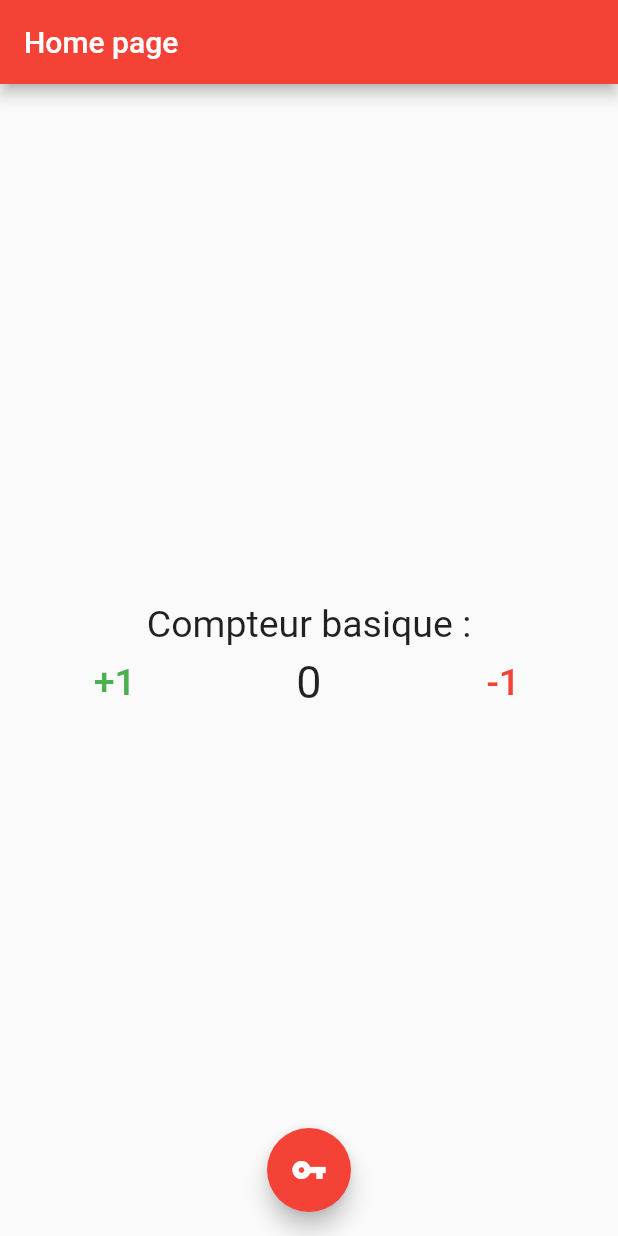
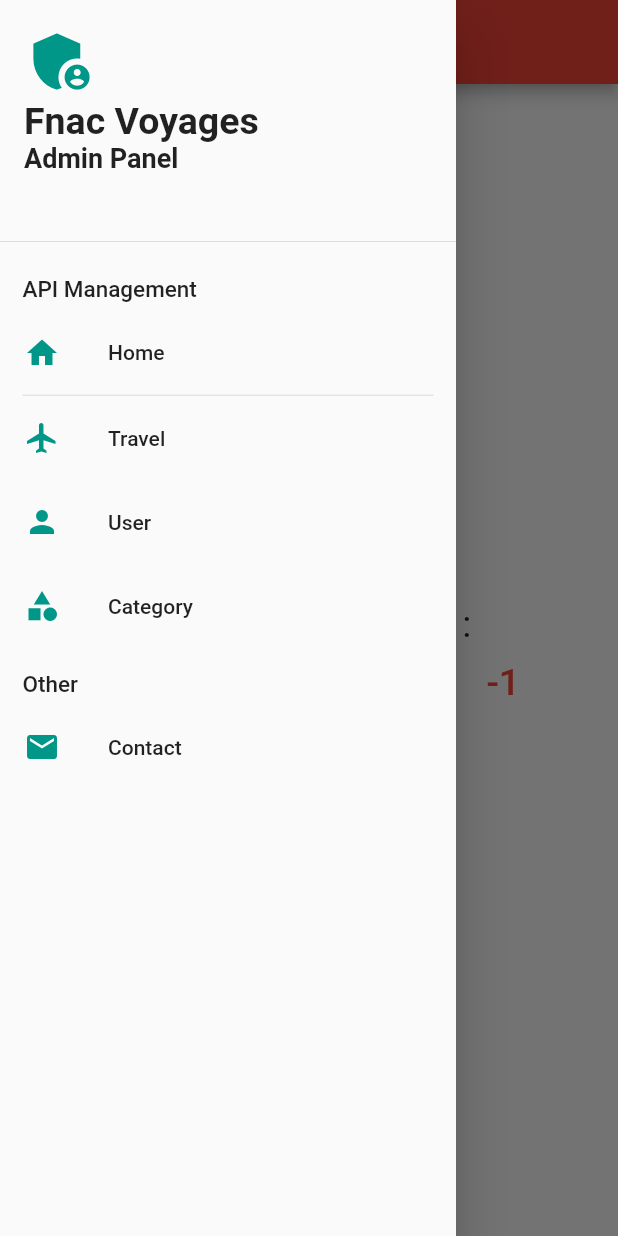
Before and after one commit to CFA-Students/fnac_admin, a Flutter app: the screen it shows after launch, with the side drawer open (before the commit the screen has no drawer), on a phone screen of 412 x 824 dp. Run offline on Flutter 3.47's test engine with Material 2 defaults, Android fonts, the light colour scheme and no system bars; our stand-ins replace equatable, flutter_bloc.

Commit message:
routing in drawer

```diff
--- a/lib/main.dart
+++ b/lib/main.dart
@@ -1,7 +1,7 @@
 import 'package:flutter/material.dart';
 import 'package:flutter_bloc/flutter_bloc.dart';
 import './app_bloc_observer.dart';
-import './routes.dart';
+import './routing/routes.dart';
 
 void main() {
   Bloc.observer = AppBlocObserver();
--- a/lib/routes/home/home_page.dart
+++ b/lib/routes/home/home_page.dart
@@ -2,7 +2,8 @@
 import 'package:flutter/material.dart';
 import 'package:flutter_bloc/flutter_bloc.dart';
 
-import '../../routes.dart';
+import '../../routing/routes.dart';
+import '../../routing/drawer_menu.dart';
 import './home_bloc.dart';
 import './home_event.dart';
 import './home_state.dart';
@@ -23,22 +24,10 @@
           // le Bloc à charger
           create: (_) => CounterBloc(),
           // et à chaque changement du Bloc (= données), ça va update automatiquement
-          child: BlocListener<CounterBloc, CounterState>(
-            // On indique ce qu'on doit notifier à chaque update
-            listener: (context, state) {
-              // Text('State Changed');
-              // Flushbar(
-              //   flushbarStyle: FlushbarStyle.FLOATING,
-              //   message: "The counter has been altered!",
-              //   duration: Duration(seconds: 1),
-              // )..show(context);
-            },
-            // On indique ce qu'il faut update à chaque changement
-            // child: const ButtonsAndText(),
-            child: const ButtonsAndText(),
-          ),
+          child: const ButtonsAndText(),
         ),
       ),
+      drawer: const DrawerMenu(),
       floatingActionButton: FloatingActionButton(
         onPressed: () => Navigator.of(context)
             ?.pushNamed(RouteGenerator.passwordGeneratorPage),
--- /dev/null
+++ b/lib/routing/drawer_menu.dart
@@ -0,0 +1,119 @@
+import 'package:flutter/material.dart';
+import '../routing/routes.dart';
+
+class DrawerMenu extends StatelessWidget {
+  const DrawerMenu();
+
+  @override
+  Widget build(BuildContext context) {
+    return Drawer(
+      child: ListView(
+        children: <Widget>[
+          const DrawerHeader(
+            child: const DrawerMenuHeader(),
+          ),
+          const DrawerSectionTitle('API Management'),
+          ListTile(
+            leading: const Icon(
+              Icons.home,
+              color: Colors.teal,
+            ),
+            title: const Text('Home'),
+            onTap: () =>
+                Navigator.of(context)?.pushNamed(RouteGenerator.homePage),
+          ),
+          const Divider(
+            indent: 15,
+            endIndent: 15,
+            height: 1,
+          ),
+          ListTile(
+            leading: const Icon(
+              Icons.flight,
+              color: Colors.teal,
+            ),
+            title: const Text('Travel'),
+            onTap: () =>
+                Navigator.of(context)?.pushNamed(RouteGenerator.homePage),
+          ),
+          ListTile(
+            leading: const Icon(
+              Icons.person,
+              color: Colors.teal,
+            ),
+            title: const Text('User'),
+            onTap: () =>
+                Navigator.of(context)?.pushNamed(RouteGenerator.homePage),
+          ),
+          ListTile(
+            leading: const Icon(
+              Icons.category,
+              color: Colors.teal,
+            ),
+            title: const Text('Category'),
+            onTap: () =>
+                Navigator.of(context)?.pushNamed(RouteGenerator.homePage),
+          ),
+          const DrawerSectionTitle('Other'),
+          ListTile(
+            leading: const Icon(
+              Icons.email,
+              color: Colors.teal,
+            ),
+            title: const Text('Contact'),
+            onTap: () =>
+                Navigator.of(context)?.pushNamed(RouteGenerator.homePage),
+          ),
+        ],
+      ),
+    );
+  }
+}
+
+class DrawerMenuHeader extends StatelessWidget {
+  const DrawerMenuHeader();
+
+  @override
+  Widget build(_) {
+    return Wrap(
+      direction: Axis.vertical,
+      children: const <Widget>[
+        const Icon(
+          Icons.admin_panel_settings,
+          size: 50,
+          color: Colors.teal,
+        ),
+        const Text(
+          'Fnac Voyages',
+          style: const TextStyle(
+            fontSize: 25,
+            fontWeight: FontWeight.bold,
+          ),
+        ),
+        const Text(
+          'Admin Panel',
+          style: const TextStyle(
+            fontSize: 18,
+            fontWeight: FontWeight.bold,
+          ),
+        ),
+      ],
+    );
+  }
+}
+
+class DrawerSectionTitle extends StatelessWidget {
+  final String text;
+  const DrawerSectionTitle(this.text);
+
+  @override
+  Widget build(BuildContext context) {
+    return Padding(
+      padding: const EdgeInsets.fromLTRB(15, 15, 15, 5),
+      child: Text(
+        text,
+        style: const TextStyle(fontSize: 15, fontWeight: FontWeight.w500),
+      ),
+    );
+  }
+}
--- a/lib/routes.dart
+++ b/lib/routing/routes.dart
@@ -1,8 +1,7 @@
-import 'package:flutter/cupertino.dart';
 import 'package:flutter/material.dart';
 
-import './routes/generator_config/generator_page.dart';
-import './routes/home/home_page.dart';
+import '../routes/generator_config/generator_page.dart';
+import '../routes/home/home_page.dart';
 
 class RouteGenerator {
   static const homePage = '/';
```
